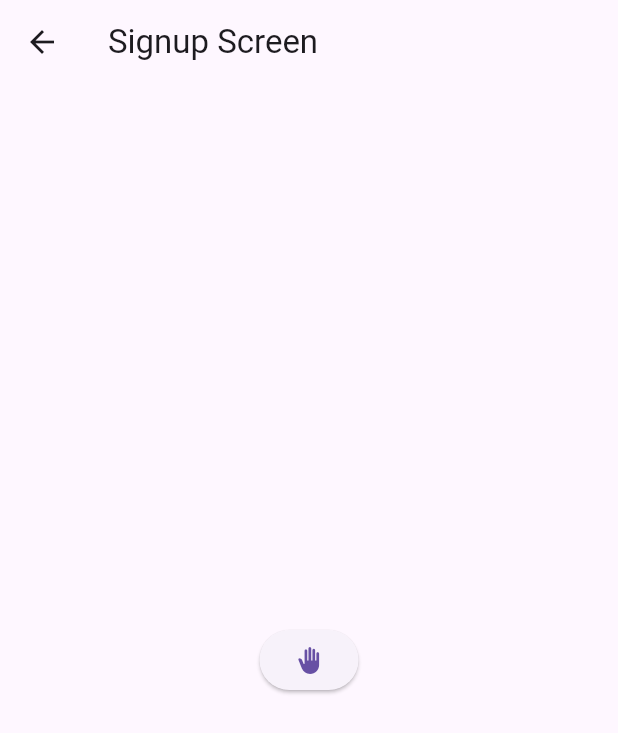
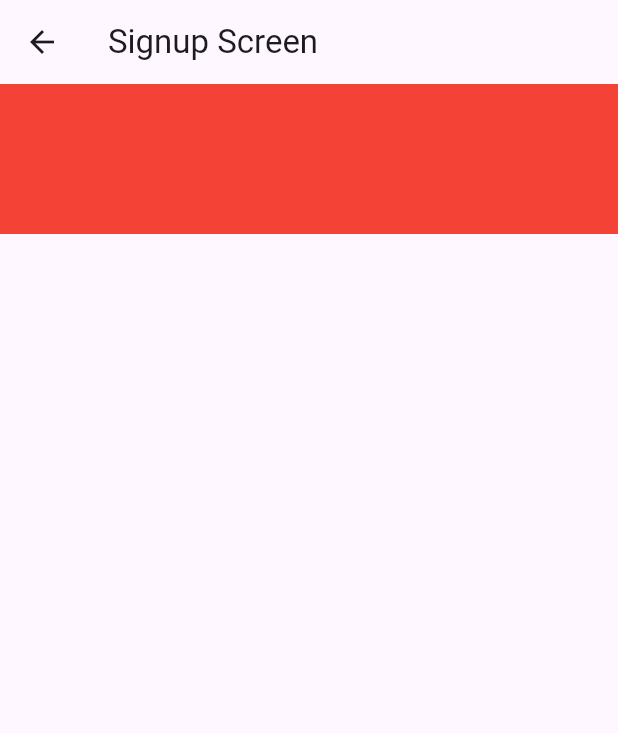
Before and after one commit to Syipmong/learning-flutter, a Flutter app: the SignupScreen screen opened by its route, on a phone screen of 412 x 824 dp. Shown: the top 733 px of the screen. Run offline on Flutter 3.47's test engine with Material 3 defaults, Android fonts, the phone set to English and light mode, and no system bars.

Commit message:
Refactor signup screen layout

```diff
--- a/lib/screens/signup_screen.dart
+++ b/lib/screens/signup_screen.dart
@@ -15,13 +15,25 @@ class _SignupScreenState extends State<SignupScreen> {
       appBar: AppBar(
         title: Text("Signup Screen"),
       ),
-      body: Center(
-        child: ElevatedButton(
-          onPressed: (){
-            Navigator.pop(context);
-          },
-           child: Icon(Icons.back_hand)),
-      ),
+      body: const ScreenBody(),
     );
   }
 }
+
+
+class ScreenBody extends StatelessWidget {
+  const ScreenBody({super.key});
+
+  @override
+  Widget build(BuildContext context) {
+    return Column(
+      mainAxisAlignment: MainAxisAlignment.start,
+      children: [
+        Container(
+          height: 100,
+          color: Colors.red,
+        )
+      ],
+    );
+  }
+}
```
Also changed, not shown: lib/screens/login_screen.dart (added).
